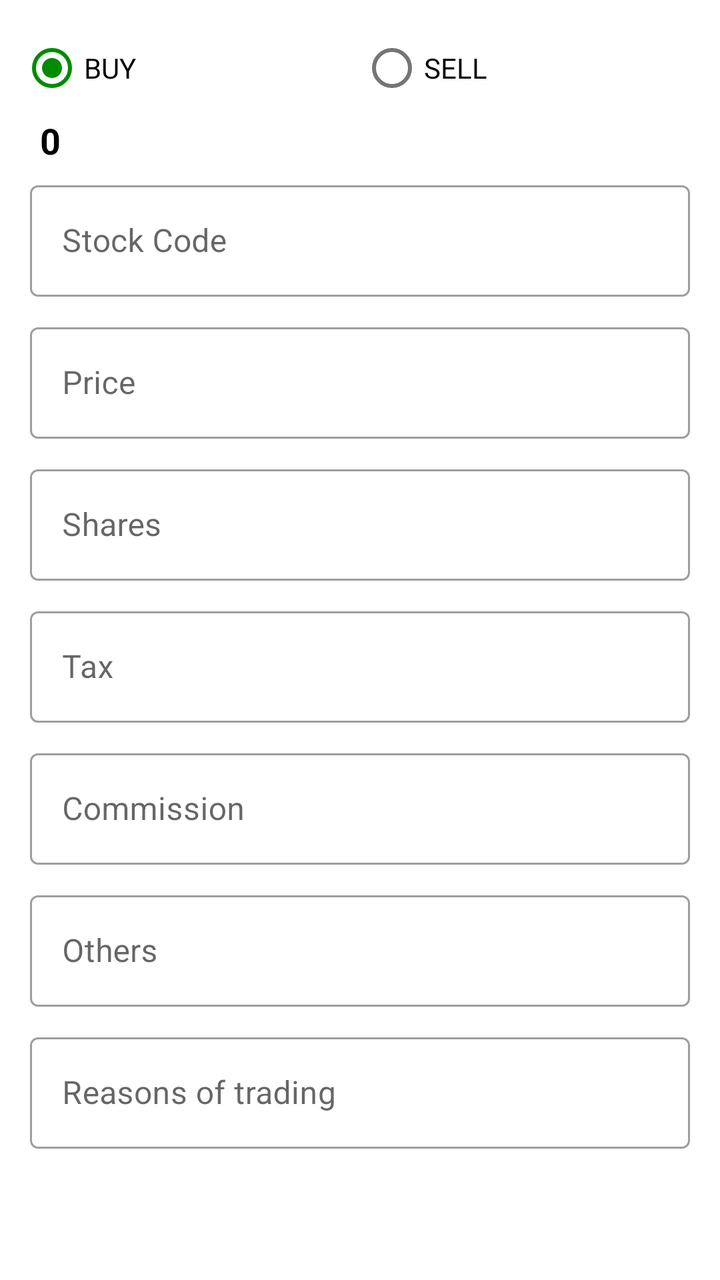
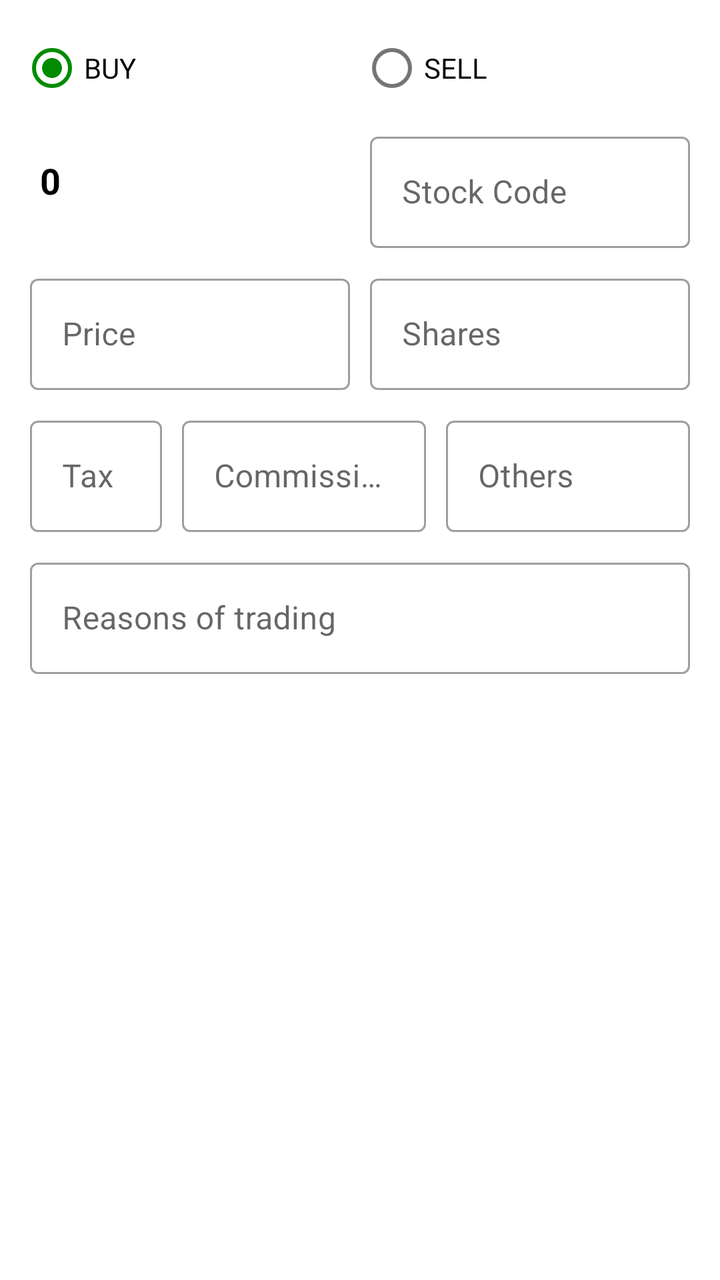

An Android layout rendered at two revisions. The XML below is the earlier revision; the diff shows what the commit changed to produce the second picture.
<!-- AndroidManifest.xml: application theme AppTheme -->
<!-- res/layout/layout_trade_prompt.xml -->
<?xml version="1.0" encoding="utf-8"?>
<androidx.constraintlayout.widget.ConstraintLayout
    xmlns:android="http://schemas.android.com/apk/res/android"
    xmlns:app="http://schemas.android.com/apk/res-auto"
    xmlns:tools="http://schemas.android.com/tools"
    android:layout_width="match_parent"
    android:layout_height="match_parent">

    <LinearLayout
        android:layout_width="match_parent"
        android:layout_height="wrap_content"
        android:orientation="vertical"
        android:focusable="true"
        android:focusableInTouchMode="true"
        app:layout_constraintEnd_toEndOf="parent"
        app:layout_constraintStart_toStartOf="parent"
        app:layout_constraintTop_toTopOf="parent"
        android:layout_margin="10dp"
        >
        <RadioGroup
            android:id="@+id/radio_group"
            android:layout_width="match_parent"
            android:layout_height="wrap_content"
            android:orientation="horizontal"
            android:layout_above="@+id/view_below" >
            <RadioButton
                android:id="@+id/radioBuy"
                android:layout_width="0dp"
                android:layout_weight="1"
                android:layout_height="wrap_content"
                android:checked="true"
                android:text="BUY" />

            <RadioButton
                android:id="@+id/radioSell"
                android:layout_width="0dp"
                android:layout_weight="1"
                android:layout_height="wrap_content"
                android:text="SELL" />
        </RadioGroup>
        <com.google.android.material.textview.MaterialTextView
            android:layout_width="match_parent"
            android:layout_height="wrap_content"
            android:id="@+id/lbl_total_value"
            android:textSize="18sp"
            android:layout_marginLeft="10dp"
            android:textStyle="bold"
            android:textColor="#000000"
            android:text="0"
            />
        <com.google.android.material.textfield.TextInputLayout
            android:id="@+id/txt_stock_code_ti"
            android:layout_width="fill_parent"
            android:layout_height="wrap_content"
            android:layout_margin="5dp"
            android:layout_weight="1"
            style="@style/Widget.MaterialComponents.TextInputLayout.OutlinedBox">
            <com.google.android.material.textfield.TextInputEditText
                android:layout_width="match_parent"
                android:layout_height="wrap_content"
                android:hint="Stock Code"
                android:textAlignment="viewEnd"
                android:id="@+id/txt_stock_code"
                android:inputType="text"
                />
        </com.google.android.material.textfield.TextInputLayout>
        <com.google.android.material.textfield.TextInputLayout
            android:id="@+id/txt_buy_price_layout_ti"
            android:layout_width="fill_parent"
            android:layout_height="wrap_content"
            android:layout_margin="5dp"
            android:layout_weight="1"
            style="@style/Widget.MaterialComponents.TextInputLayout.OutlinedBox">
            <com.google.android.material.textfield.TextInputEditText
                android:layout_width="match_parent"
                android:layout_height="wrap_content"
                android:hint="Price"
                android:textAlignment="viewEnd"
                android:id="@+id/txt_buy_price1"
                android:inputType="numberDecimal"
                />
        </com.google.android.material.textfield.TextInputLayout>
        <com.google.android.material.textfield.TextInputLayout
            android:id="@+id/txt_buy_shares_layout_ti"
            android:layout_width="fill_parent"
            android:layout_height="wrap_content"
            android:layout_margin="5dp"
            android:layout_weight="1"
            style="@style/Widget.MaterialComponents.TextInputLayout.OutlinedBox">
            <com.google.android.material.textfield.TextInputEditText
                android:layout_width="match_parent"
                android:layout_height="wrap_content"
                android:textAlignment="viewEnd"
                android:hint="Shares"
                android:id="@+id/txt_shares"
                android:inputType="numberDecimal"
                />
        </com.google.android.material.textfield.TextInputLayout>
        <com.google.android.material.textfield.TextInputLayout
            android:id="@+id/txt_buy_tax_layout_ti"
            android:layout_width="fill_parent"
            android:layout_height="wrap_content"
            android:layout_margin="5dp"
            android:layout_weight="1"
            style="@style/Widget.MaterialComponents.TextInputLayout.OutlinedBox">
            <com.google.android.material.textfield.TextInputEditText
                android:layout_width="match_parent"
                android:layout_height="wrap_content"
                android:textAlignment="viewEnd"
                android:hint="Tax"
                android:id="@+id/txt_tax"
                android:inputType="numberDecimal"
                />
        </com.google.android.material.textfield.TextInputLayout>
        <com.google.android.material.textfield.TextInputLayout
            android:id="@+id/txt_buy_commision_layout_ti"
            android:layout_width="fill_parent"
            android:layout_height="wrap_content"
            android:layout_margin="5dp"
            android:layout_weight="1"
            style="@style/Widget.MaterialComponents.TextInputLayout.OutlinedBox">
            <com.google.android.material.textfield.TextInputEditText
                android:layout_width="match_parent"
                android:layout_height="wrap_content"
                android:textAlignment="viewEnd"
                android:hint="Commission"
                android:id="@+id/txt_commission"
                android:inputType="numberDecimal"
                />
        </com.google.android.material.textfield.TextInputLayout>
        <com.google.android.material.textfield.TextInputLayout
            android:id="@+id/txt_buy_others_layout_ti"
            android:layout_width="fill_parent"
            android:layout_height="wrap_content"
            android:layout_margin="5dp"
            android:layout_weight="1"
            style="@style/Widget.MaterialComponents.TextInputLayout.OutlinedBox">
            <com.google.android.material.textfield.TextInputEditText
                android:layout_width="match_parent"
                android:layout_height="wrap_content"
                android:textAlignment="viewEnd"
                android:hint="Others"
                android:id="@+id/txt_others"
                android:inputType="numberDecimal"
                />
        </com.google.android.material.textfield.TextInputLayout>
        <com.google.android.material.textfield.TextInputLayout
            android:id="@+id/txt_buy_reason_layout_ti"
            android:layout_width="fill_parent"
            android:layout_height="wrap_content"
            android:layout_margin="5dp"
            android:layout_weight="1"
            style="@style/Widget.MaterialComponents.TextInputLayout.OutlinedBox">
            <com.google.android.material.textfield.TextInputEditText
                android:layout_width="match_parent"
                android:layout_height="wrap_content"
                android:textAlignment="viewEnd"
                android:hint="Reasons of trading"
                android:id="@+id/txt_reason"
                android:inputType="text"
                />
        </com.google.android.material.textfield.TextInputLayout>
    </LinearLayout>
</androidx.constraintlayout.widget.ConstraintLayout>
<!-- resources referenced by this layout -->
<resources>
  <style name="AppTheme" parent="Theme.MaterialComponents.Light">
          
          <item name="colorPrimary">@color/colorPrimary</item>
          <item name="colorPrimaryDark">@color/colorPrimaryDark</item>
          <item name="colorAccent">@color/colorAccent</item>
          <item name="statusBarBackground">@color/colorAccent</item>
          <item name="colorControlNormal">@color/colorWhite</item>
      </style>
  <color name="colorPrimary">#008b00</color>
  <color name="colorPrimaryDark">#00b248</color>
  <color name="colorAccent">#008b00</color>
  <color name="colorWhite">#ffffff</color>
</resources>

<!-- the commit's change to res/layout/layout_trade_prompt.xml (unified diff, before → after) -->
@@ -38,112 +38,131 @@
                 android:layout_height="wrap_content"
                 android:text="SELL" />
         </RadioGroup>
-        <com.google.android.material.textview.MaterialTextView
+
+        <LinearLayout
             android:layout_width="match_parent"
             android:layout_height="wrap_content"
-            android:id="@+id/lbl_total_value"
-            android:textSize="18sp"
-            android:layout_marginLeft="10dp"
-            android:textStyle="bold"
-            android:textColor="#000000"
-            android:text="0"
-            />
-        <com.google.android.material.textfield.TextInputLayout
-            android:id="@+id/txt_stock_code_ti"
+            android:orientation="horizontal">
+            <com.google.android.material.textview.MaterialTextView
+                android:layout_width="match_parent"
+                android:layout_height="wrap_content"
+                android:id="@+id/lbl_total_value"
+                android:textSize="18sp"
+                android:layout_marginLeft="10dp"
+                android:textStyle="bold"
+                android:layout_weight="1"
+                android:textColor="#000000"
+                android:text="0" />
+            <com.google.android.material.textfield.TextInputLayout
+                android:id="@+id/txt_stock_code_ti"
+                android:layout_width="fill_parent"
+                android:layout_height="wrap_content"
+                android:layout_margin="5dp"
+                android:layout_weight="1"
+                style="@style/Widget.MaterialComponents.TextInputLayout.OutlinedBox">
+                <com.google.android.material.textfield.TextInputEditText
+                    android:layout_width="fill_parent"
+                    android:layout_height="wrap_content"
+                    android:hint="Stock Code"
+                    android:textAlignment="viewStart"
+                    android:id="@+id/txt_stock_code"
+                    android:inputType="text" />
+            </com.google.android.material.textfield.TextInputLayout>
+        </LinearLayout>
+        <LinearLayout
+            android:layout_width="match_parent"
+            android:layout_height="wrap_content"
+            android:orientation="horizontal"
+            >
+            <com.google.android.material.textfield.TextInputLayout
+                android:id="@+id/txt_buy_price_layout_ti"
+                android:layout_width="fill_parent"
+                android:layout_height="wrap_content"
+                android:layout_margin="5dp"
+                android:layout_weight="1"
+                style="@style/Widget.MaterialComponents.TextInputLayout.OutlinedBox">
+                <com.google.android.material.textfield.TextInputEditText
+                    android:layout_width="match_parent"
+                    android:layout_height="wrap_content"
+                    android:hint="Price"
+                    android:textAlignment="viewEnd"
+                    android:id="@+id/txt_buy_price1"
+                    android:inputType="numberDecimal"
+                    />
+            </com.google.android.material.textfield.TextInputLayout>
+            <com.google.android.material.textfield.TextInputLayout
+                android:id="@+id/txt_buy_shares_layout_ti"
+                android:layout_width="fill_parent"
+                android:layout_height="wrap_content"
+                android:layout_margin="5dp"
+                android:layout_weight="1"
+                style="@style/Widget.MaterialComponents.TextInputLayout.OutlinedBox">
+                <com.google.android.material.textfield.TextInputEditText
+                    android:layout_width="match_parent"
+                    android:layout_height="wrap_content"
+                    android:textAlignment="viewEnd"
+                    android:hint="Shares"
+                    android:id="@+id/txt_shares"
+                    android:inputType="numberDecimal"
+                    />
+            </com.google.android.material.textfield.TextInputLayout>
+        </LinearLayout>
+
+        <LinearLayout
             android:layout_width="fill_parent"
             android:layout_height="wrap_content"
-            android:layout_margin="5dp"
-            android:layout_weight="1"
-            style="@style/Widget.MaterialComponents.TextInputLayout.OutlinedBox">
-            <com.google.android.material.textfield.TextInputEditText
-                android:layout_width="match_parent"
+            android:orientation="horizontal"
+            android:weightSum="3"
+            >
+            <com.google.android.material.textfield.TextInputLayout
+                android:id="@+id/txt_buy_tax_layout_ti"
+                android:layout_width="0dp"
                 android:layout_height="wrap_content"
-                android:hint="Stock Code"
-                android:textAlignment="viewEnd"
-                android:id="@+id/txt_stock_code"
-                android:inputType="text"
-                />
-        </com.google.android.material.textfield.TextInputLayout>
-        <com.google.android.material.textfield.TextInputLayout
-            android:id="@+id/txt_buy_price_layout_ti"
-            android:layout_width="fill_parent"
-            android:layout_height="wrap_content"
-            android:layout_margin="5dp"
-            android:layout_weight="1"
-            style="@style/Widget.MaterialComponents.TextInputLayout.OutlinedBox">
-            <com.google.android.material.textfield.TextInputEditText
-                android:layout_width="match_parent"
+                android:layout_margin="5dp"
+                android:layout_weight="1"
+                style="@style/Widget.MaterialComponents.TextInputLayout.OutlinedBox">
+                <com.google.android.material.textfield.TextInputEditText
+                    android:layout_width="match_parent"
+                    android:layout_height="wrap_content"
+                    android:textAlignment="viewEnd"
+                    android:hint="Tax"
+                    android:id="@+id/txt_tax"
+                    android:inputType="numberDecimal"
+                    />
+            </com.google.android.material.textfield.TextInputLayout>
+            <com.google.android.material.textfield.TextInputLayout
+                android:id="@+id/txt_buy_commision_layout_ti"
+                android:layout_width="wrap_content"
                 android:layout_height="wrap_content"
-                android:hint="Price"
-                android:textAlignment="viewEnd"
-                android:id="@+id/txt_buy_price1"
-                android:inputType="numberDecimal"
-                />
-        </com.google.android.material.textfield.TextInputLayout>
-        <com.google.android.material.textfield.TextInputLayout
-            android:id="@+id/txt_buy_shares_layout_ti"
-            android:layout_width="fill_parent"
-            android:layout_height="wrap_content"
-            android:layout_margin="5dp"
-            android:layout_weight="1"
-            style="@style/Widget.MaterialComponents.TextInputLayout.OutlinedBox">
-            <com.google.android.material.textfield.TextInputEditText
-                android:layout_width="match_parent"
+                android:layout_margin="5dp"
+                android:layout_weight="1"
+                style="@style/Widget.MaterialComponents.TextInputLayout.OutlinedBox">
+                <com.google.android.material.textfield.TextInputEditText
+                    android:layout_width="match_parent"
+                    android:layout_height="wrap_content"
+                    android:textAlignment="viewEnd"
+                    android:hint="Commission"
+                    android:id="@+id/txt_commission"
+                    android:inputType="numberDecimal"
+                    />
+            </com.google.android.material.textfield.TextInputLayout>
+            <com.google.android.material.textfield.TextInputLayout
+                android:id="@+id/txt_buy_others_layout_ti"
+                android:layout_width="wrap_content"
                 android:layout_height="wrap_content"
-                android:textAlignment="viewEnd"
-                android:hint="Shares"
-                android:id="@+id/txt_shares"
-                android:inputType="numberDecimal"
-                />
-        </com.google.android.material.textfield.TextInputLayout>
-        <com.google.android.material.textfield.TextInputLayout
-            android:id="@+id/txt_buy_tax_layout_ti"
-            android:layout_width="fill_parent"
-            android:layout_height="wrap_content"
-            android:layout_margin="5dp"
-            android:layout_weight="1"
-            style="@style/Widget.MaterialComponents.TextInputLayout.OutlinedBox">
-            <com.google.android.material.textfield.TextInputEditText
-                android:layout_width="match_parent"
-                android:layout_height="wrap_content"
-                android:textAlignment="viewEnd"
-                android:hint="Tax"
-                android:id="@+id/txt_tax"
-                android:inputType="numberDecimal"
-                />
-        </com.google.android.material.textfield.TextInputLayout>
-        <com.google.android.material.textfield.TextInputLayout
-            android:id="@+id/txt_buy_commision_layout_ti"
-            android:layout_width="fill_parent"
-            android:layout_height="wrap_content"
-            android:layout_margin="5dp"
-            android:layout_weight="1"
-            style="@style/Widget.MaterialComponents.TextInputLayout.OutlinedBox">
-            <com.google.android.material.textfield.TextInputEditText
-                android:layout_width="match_parent"
-                android:layout_height="wrap_content"
-                android:textAlignment="viewEnd"
-                android:hint="Commission"
-                android:id="@+id/txt_commission"
-                android:inputType="numberDecimal"
-                />
-        </com.google.android.material.textfield.TextInputLayout>
-        <com.google.android.material.textfield.TextInputLayout
-            android:id="@+id/txt_buy_others_layout_ti"
-            android:layout_width="fill_parent"
-            android:layout_height="wrap_content"
-            android:layout_margin="5dp"
-            android:layout_weight="1"
-            style="@style/Widget.MaterialComponents.TextInputLayout.OutlinedBox">
-            <com.google.android.material.textfield.TextInputEditText
-                android:layout_width="match_parent"
-                android:layout_height="wrap_content"
-                android:textAlignment="viewEnd"
-                android:hint="Others"
-                android:id="@+id/txt_others"
-                android:inputType="numberDecimal"
-                />
-        </com.google.android.material.textfield.TextInputLayout>
+                android:layout_margin="5dp"
+                android:layout_weight="1"
+                style="@style/Widget.MaterialComponents.TextInputLayout.OutlinedBox">
+                <com.google.android.material.textfield.TextInputEditText
+                    android:layout_width="match_parent"
+                    android:layout_height="wrap_content"
+                    android:textAlignment="viewEnd"
+                    android:hint="Others"
+                    android:id="@+id/txt_others"
+                    android:inputType="numberDecimal"
+                    />
+            </com.google.android.material.textfield.TextInputLayout>
+        </LinearLayout>
         <com.google.android.material.textfield.TextInputLayout
             android:id="@+id/txt_buy_reason_layout_ti"
             android:layout_width="fill_parent"
